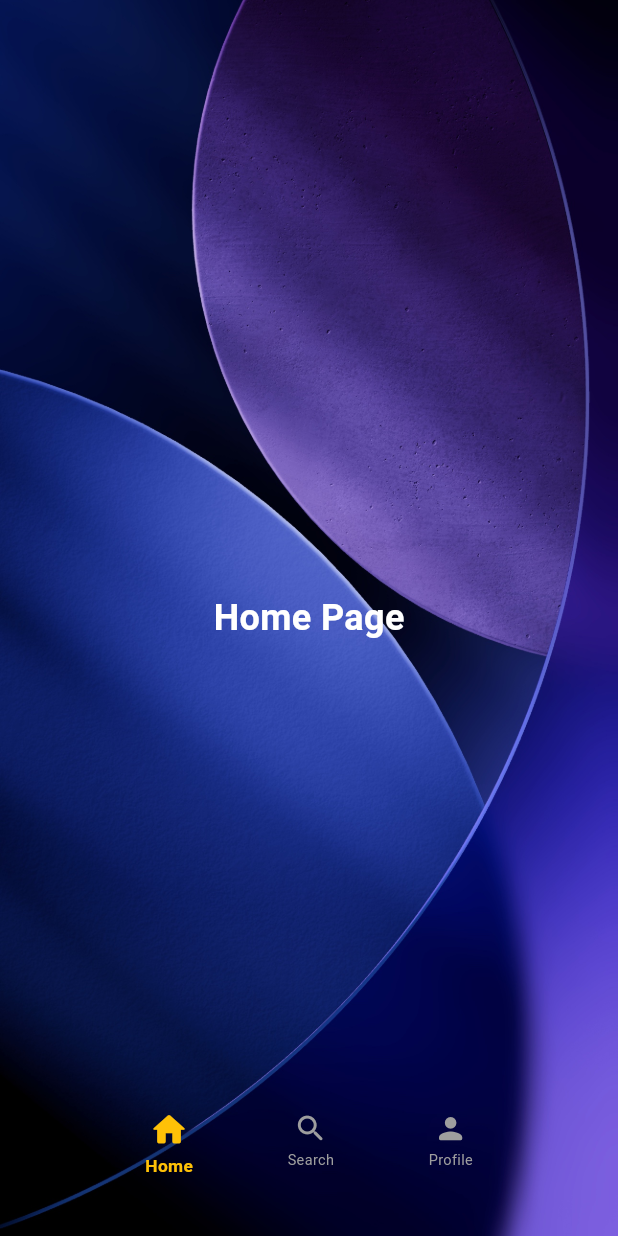
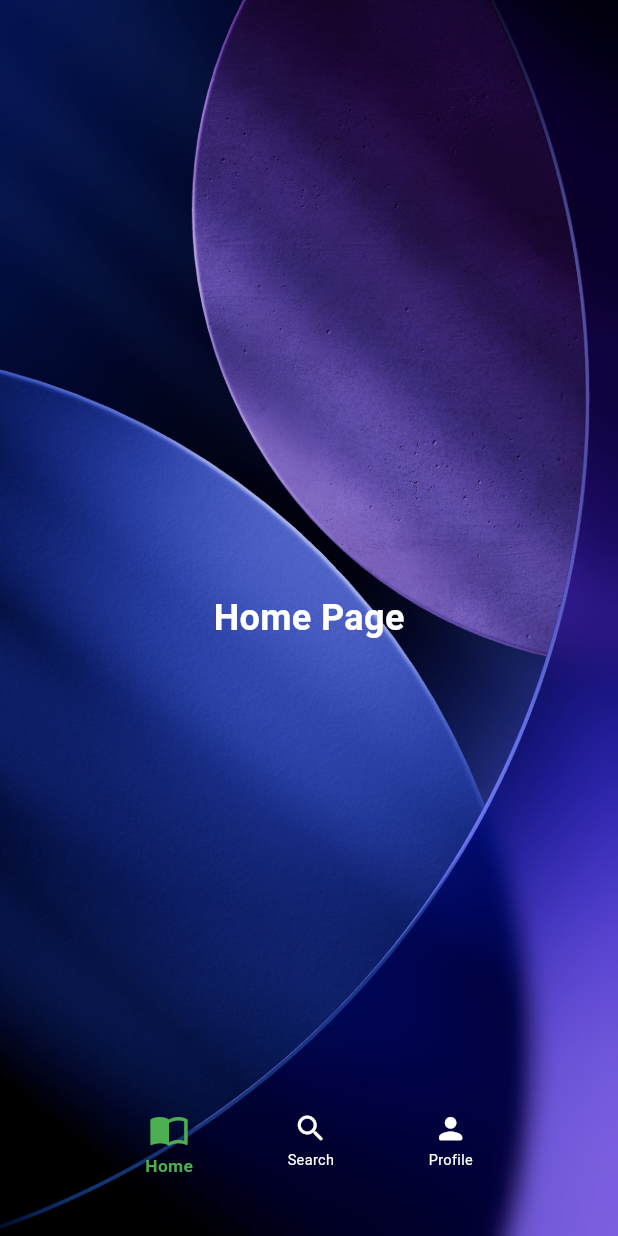
Before and after one commit to ZyadWKhedr/LiquidGlass-NavBar, a Flutter app: the screen it shows after launch, on a phone screen of 412 x 824 dp. Run offline on Flutter 3.47's test engine with Material 3 defaults, Android fonts, the light colour scheme and no system bars; our stand-ins replace flutter_riverpod, flutter_screenutil; missing offline and left inert: liquid_glass_renderer.

Commit message:
Refactor NavbarItemWidget and update styles
- Update NavbarItemWidget to accept Widget for icon
- Wrap icon in IconTheme for consistent styling
- Fix icon usage in BottomNavScaffold
- Change active navbar color to green

```diff
--- a/lib/pages/navbar_page.dart
+++ b/lib/pages/navbar_page.dart
@@ -17,9 +17,9 @@ class NavbarPage extends StatelessWidget {
         // SizedBox(),
       ],
       icons: const [
-        Icons.home_rounded,
-        Icons.search_rounded,
-        Icons.person_rounded,
+        Icon(Icons.import_contacts),
+        Icon(Icons.search_rounded),
+        Icon(Icons.person_rounded),
         // Icons.settings_rounded,
       ],
       labels: const [
@@ -32,6 +32,8 @@ class NavbarPage extends StatelessWidget {
       indicatorWidth: 70,
       bottomPadding: 20,
       horizontalPadding: 15,
+      selectedColor: Colors.green,
+      unselectedColor: Colors.white,
     );
   }
 }
--- a/lib/widgets/bottom_nav_scaffold.dart
+++ b/lib/widgets/bottom_nav_scaffold.dart
@@ -5,7 +5,7 @@ import 'package:flutter_riverpod/flutter_riverpod.dart';
 
 class BottomNavScaffold extends ConsumerStatefulWidget {
   final List<Widget> pages;
-  final List<IconData> icons;
+  final List<Widget> icons;
   final List<String> labels;
 
   // Optional styling
@@ -88,6 +88,8 @@ class _BottomNavScaffoldState extends ConsumerState<BottomNavScaffold> {
                 child: NavbarWidget(
                   icons: widget.icons,
                   labels: widget.labels,
+                  selectedColor: widget.selectedColor,
+                  unselectedColor: widget.unselectedColor,
                   indicatorWidth: widget.indicatorWidth,
                   navbarHeight: widget.navbarHeight,
                   bottomPadding: widget.bottomPadding,
--- a/lib/widgets/navbar_item_widget.dart
+++ b/lib/widgets/navbar_item_widget.dart
@@ -2,7 +2,7 @@ import 'package:flutter/material.dart';
 import 'package:flutter_screenutil/flutter_screenutil.dart';
 
 class NavbarItemWidget extends StatelessWidget {
-  final IconData icon;
+  final Widget icon;
   final String label;
   final bool isSelected;
   final VoidCallback onTap;
@@ -42,10 +42,12 @@ class NavbarItemWidget extends StatelessWidget {
           mainAxisSize: MainAxisSize.min,
           mainAxisAlignment: MainAxisAlignment.center,
           children: [
-            Icon(
-              icon,
-              color: isSelected ? selectedColor : unselectedColor,
-              size: (isSelected ? selectedIconSize : unselectedIconSize).sp,
+            IconTheme(
+              data: IconThemeData(
+                color: isSelected ? selectedColor : unselectedColor,
+                size: (isSelected ? selectedIconSize : unselectedIconSize).sp,
+              ),
+              child: icon,
             ),
             SizedBox(height: 3.h),
             FittedBox(
--- a/lib/widgets/navbar_widget.dart
+++ b/lib/widgets/navbar_widget.dart
@@ -7,12 +7,14 @@ import 'navbar_background.dart';
 import '../providers/navbar_providers.dart';
 
 class NavbarWidget extends ConsumerWidget {
-  final List<IconData> icons;
+  final List<Widget> icons;
   final List<String> labels;
   final double indicatorWidth;
   final double navbarHeight;
   final double bottomPadding;
   final double horizontalPadding;
+  final Color selectedColor;
+  final Color unselectedColor;
 
   const NavbarWidget({
     super.key,
@@ -22,6 +24,8 @@ class NavbarWidget extends ConsumerWidget {
     this.navbarHeight = 70,
     this.bottomPadding = 20,
     this.horizontalPadding = 20,
+    this.selectedColor = Colors.amber,
+    this.unselectedColor = Colors.grey,
   });
 
   @override
@@ -70,6 +74,8 @@ class NavbarWidget extends ConsumerWidget {
                   mainAxisAlignment: MainAxisAlignment.spaceEvenly,
                   children: List.generate(itemCount, (i) {
                     return NavbarItemWidget(
+                      selectedColor: selectedColor,
+                      unselectedColor: unselectedColor,
                       key: iconKeys[i],
                       icon: icons[i],
                       label: labels[i],
```
